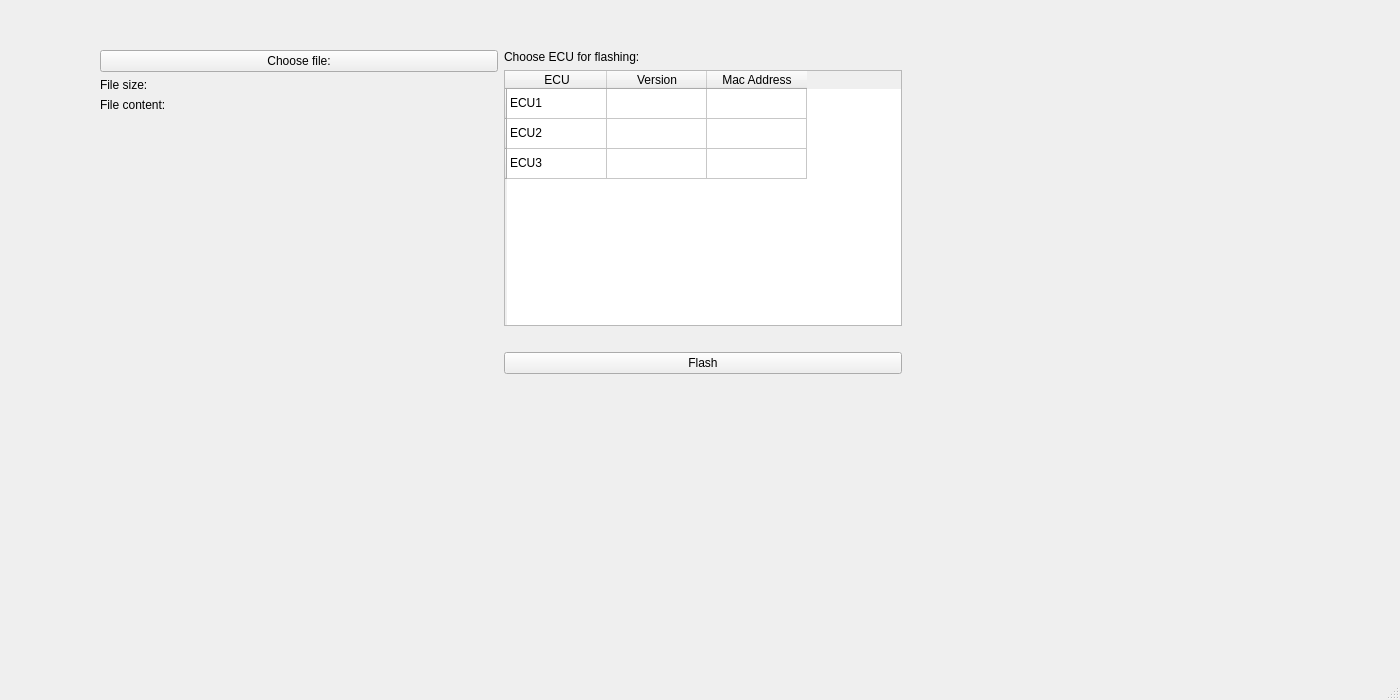
Above: WINDOWS_GUI/mainwindow.ui from amosproj/amos2024ss07-updating-flash-boot-loader before the change. Below: the same form after it.
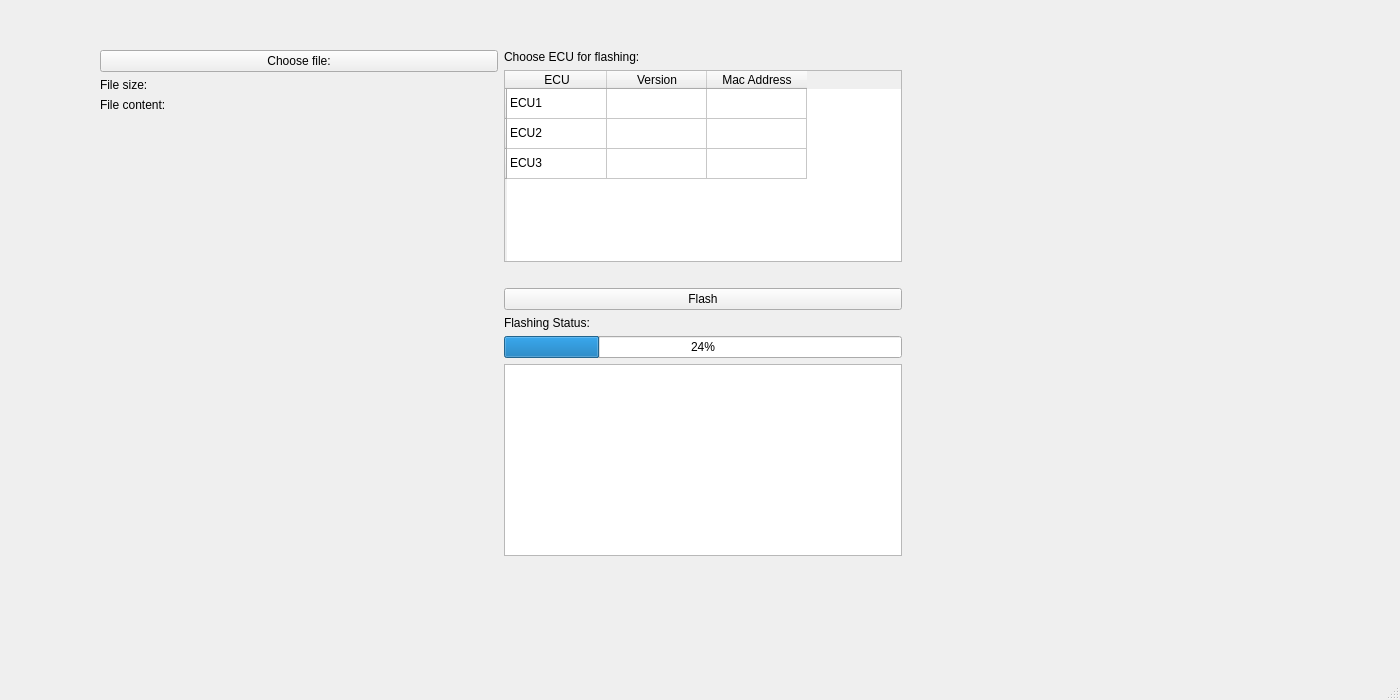
That is the form after the change.

Patch:
```diff
--- a/WINDOWS_GUI/mainwindow.ui
+++ b/WINDOWS_GUI/mainwindow.ui
@@ -147,6 +147,34 @@
          </property>
         </widget>
        </item>
+       <item>
+        <widget class="QLabel" name="label_flash_status">
+         <property name="text">
+          <string>Flashing Status:</string>
+         </property>
+        </widget>
+       </item>
+       <item>
+        <widget class="QProgressBar" name="progressBar_flash">
+         <property name="value">
+          <number>24</number>
+         </property>
+        </widget>
+       </item>
+       <item>
+        <widget class="QTextBrowser" name="textBrowser_flash_status">
+         <property name="html">
+          <string>&lt;!DOCTYPE HTML PUBLIC &quot;-//W3C//DTD HTML 4.0//EN&quot; &quot;http://www.w3.org/TR/REC-html40/strict.dtd&quot;&gt;
+&lt;html&gt;&lt;head&gt;&lt;meta name=&quot;qrichtext&quot; content=&quot;1&quot; /&gt;&lt;meta charset=&quot;utf-8&quot; /&gt;&lt;style type=&quot;text/css&quot;&gt;
+p, li { white-space: pre-wrap; }
+hr { height: 1px; border-width: 0; }
+li.unchecked::marker { content: &quot;\2610&quot;; }
+li.checked::marker { content: &quot;\2612&quot;; }
+&lt;/style&gt;&lt;/head&gt;&lt;body style=&quot; font-family:'Segoe UI'; font-size:9pt; font-weight:400; font-style:normal;&quot;&gt;
+&lt;p style=&quot;-qt-paragraph-type:empty; margin-top:0px; margin-bottom:0px; margin-left:0px; margin-right:0px; -qt-block-indent:0; text-indent:0px;&quot;&gt;&lt;br /&gt;&lt;/p&gt;&lt;/body&gt;&lt;/html&gt;</string>
+         </property>
+        </widget>
+       </item>
        <item>
         <spacer name="verticalSpacer_2">
          <property name="orientation">
```
